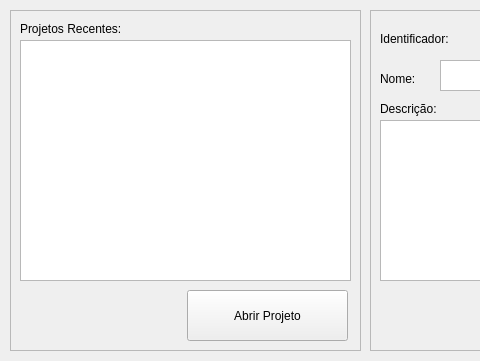
Above: ui/ProjectChooseWidget.ui from caioviel/pyannotator before the change; both pictures show x 0 to 480 and y 0 to 361 of the 735 by 361 pixel window. Below: the same form after it.
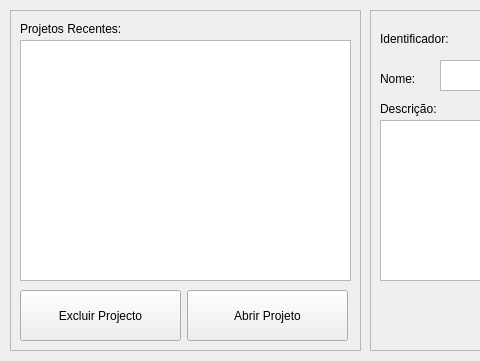
That is the form after the change. Icons and pictures are not drawn.

Patch:
```diff
--- a/ui/ProjectChooseWidget.ui
+++ b/ui/ProjectChooseWidget.ui
@@ -74,6 +74,29 @@
      </size>
     </property>
    </widget>
+   <widget class="QPushButton" name="btn_delete_project">
+    <property name="geometry">
+     <rect>
+      <x>10</x>
+      <y>280</y>
+      <width>161</width>
+      <height>51</height>
+     </rect>
+    </property>
+    <property name="text">
+     <string>Excluir Projecto</string>
+    </property>
+    <property name="icon">
+     <iconset resource="icons.qrc">
+      <normaloff>:/i/sub_blue_delete.png</normaloff>:/i/sub_blue_delete.png</iconset>
+    </property>
+    <property name="iconSize">
+     <size>
+      <width>40</width>
+      <height>40</height>
+     </size>
+    </property>
+   </widget>
   </widget>
   <widget class="QFrame" name="frame_2">
    <property name="geometry">
```
